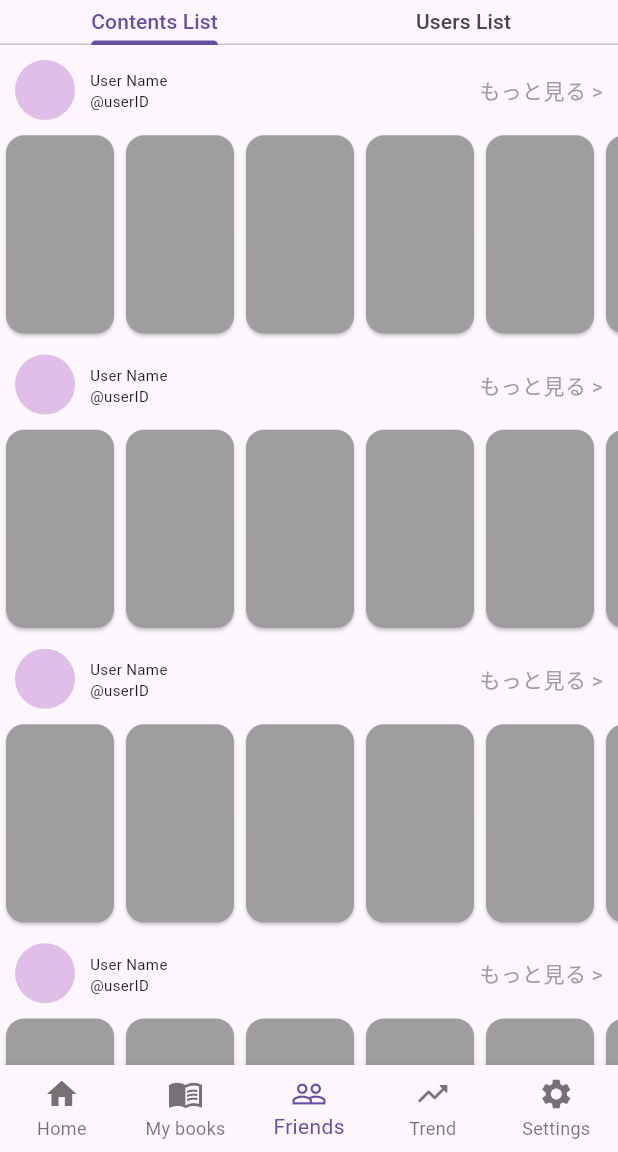
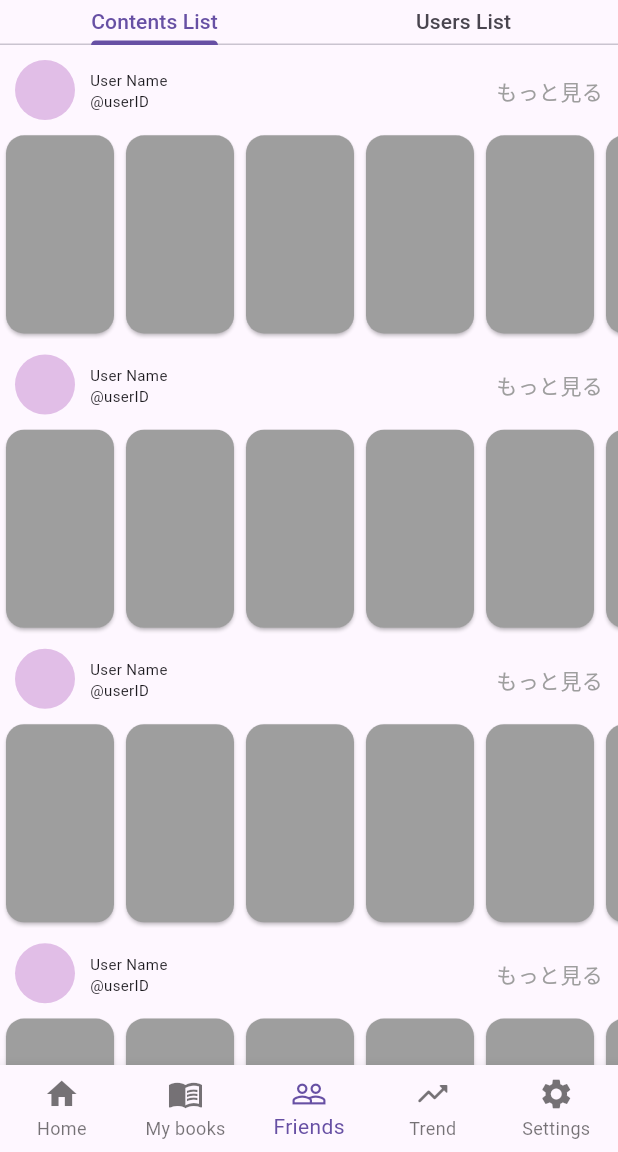
Before and after one commit to n0o0i/yomiru, a Flutter app: the screen it shows after launch, item 3 of the bottom bar chosen, on a phone screen of 412 x 824 dp, the part 84-1236 px from its top. Run offline on Flutter 3.47's test engine with Material 3 defaults, Android fonts, the phone set to English and light mode, and no system bars.

Commit message:
update appBar background color and add Strings.dart

```diff
--- a/lib/frontend/Friends/contentsListVIew.dart
+++ b/lib/frontend/Friends/contentsListVIew.dart
@@ -1,6 +1,7 @@
 import 'package:flutter/material.dart';
 import 'package:yomiru/frontend/shared/bookHorizonalList.dart';
 import 'package:yomiru/frontend/Friends/friendDetailsView.dart';
+import 'package:yomiru/frontend/shared/strings.dart';
 
 
 class ContentsListView extends StatelessWidget {
@@ -66,7 +67,7 @@ class ContentsListView extends StatelessWidget {
                                         style: TextStyle(
                                           color: Colors.grey,
                                         ),
-                                        "もっと見る >",
+                                        AppStrings.bookListSectionListMore,
                                       ),
                                     ),
                                     SizedBox(width: 10,)
--- a/lib/frontend/MyBooks/myBooks.dart
+++ b/lib/frontend/MyBooks/myBooks.dart
@@ -24,8 +24,10 @@ class MyBooks extends StatelessWidget {
                 Container(
                   decoration: BoxDecoration(
                     border: Border(
-                      bottom: BorderSide()
-                    )
+                      bottom: BorderSide(
+                        color: Colors.grey
+                      )
+                    ),
                   ),
                   child: TabBar(
                     dividerColor: Colors.transparent,
--- a/lib/frontend/homePage.dart
+++ b/lib/frontend/homePage.dart
@@ -30,6 +30,7 @@ void _onItemTapped(int index) {
   Widget build(BuildContext context) {
     return Scaffold(
       appBar: AppBar(
+        backgroundColor: Colors.white,
         centerTitle: true,
         title: Image.asset(
           'assets/icons/yomiru_icon.png',
--- a/lib/frontend/shared/bookListSection.dart
+++ b/lib/frontend/shared/bookListSection.dart
@@ -1,5 +1,6 @@
 import 'package:flutter/material.dart';
 import 'package:yomiru/frontend/shared/bookHorizonalList.dart';
+import 'package:yomiru/frontend/shared/strings.dart';
 
 class BookListSection extends StatelessWidget {
   final String title;
@@ -41,7 +42,7 @@ class BookListSection extends StatelessWidget {
                     style: TextStyle(
                       color: Colors.grey,
                     ),
-                    "もっと見る >",
+                    AppStrings.bookListSectionListMore ,
                   ),
                 ),
                 SizedBox(width: 10,)
--- /dev/null
+++ b/lib/frontend/shared/strings.dart
@@ -0,0 +1,29 @@
+class AppStrings {
+  // HomePage
+  static const String homePageNavBarHome = 'Home';
+  static const String homePageNavBarMyBooks = 'My books';
+  static const String homePageNavBarFriends = 'Frineds';
+  static const String homePageNavBarTrend = 'Trend';
+  static const String homePageNavBarSettings = 'Settings';
+  // Home
+  static const String homeTabTimeLine = 'Time Line';
+  static const String homeTabSummary = 'Summary';
+  static const String homeSummaryMybooks = 'My books';
+  static const String homeSummaryFriends = 'Friends';
+  static const String homeSummaryTrends = 'Trends';
+  // My books
+  static const String MyBooksTitle = 'My Books';
+  static const String MyBooksTabRead = 'read';
+  static const String MyBooksTabToRead = 'To read';
+  // Friends
+  static const String FriendsTabContentsList = 'Contents List';
+  static const String FriendsTabUserList = 'User List';
+  // Trends
+  static const String TrendsTop = 'Top';
+  static const String TrendsNovel = 'Novel';
+  static const String TrendsBusiness = 'Business';
+  static const String TrendsManga = 'Manga';
+  // Share bookListSectionList
+  static const String bookListSectionListMore = 'もっと見る';
+
+}
```
